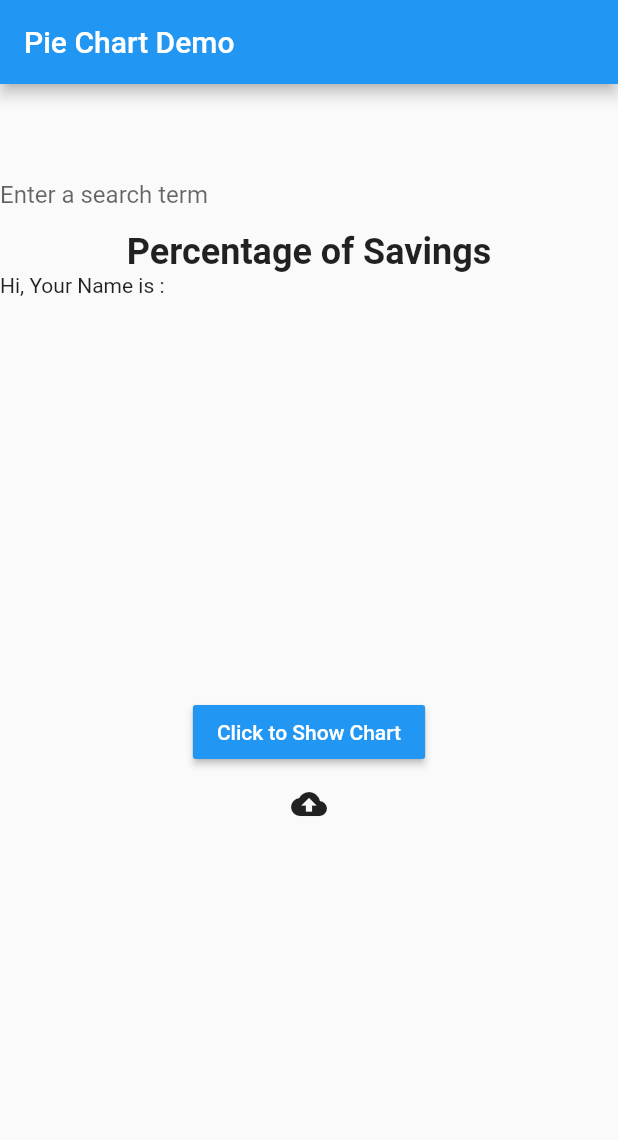
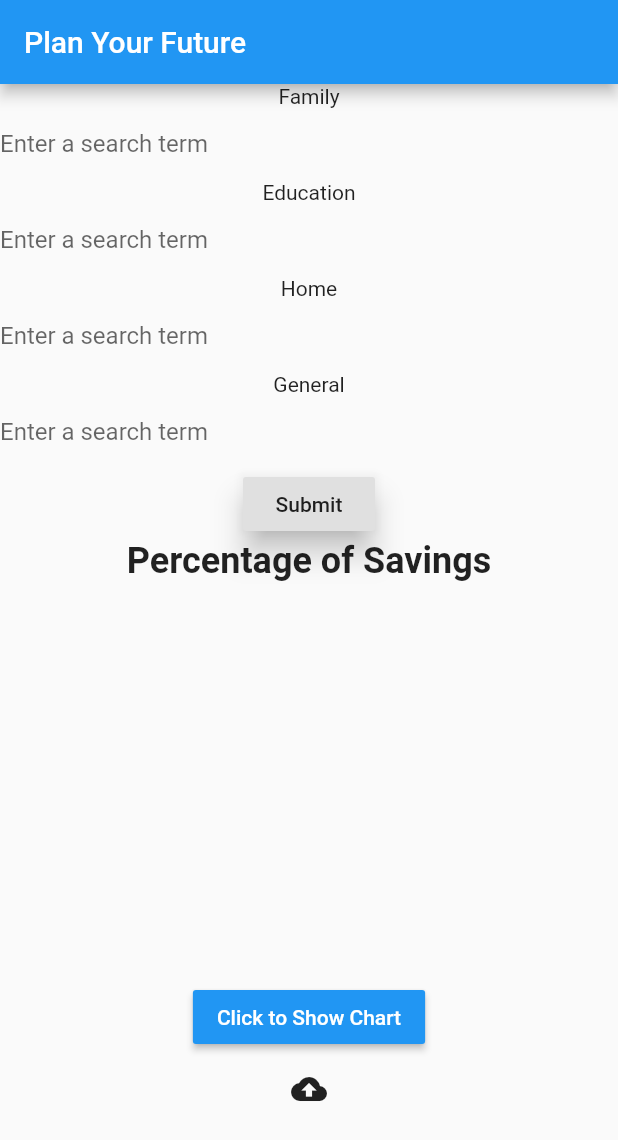
Before and after one commit to shreyachalla/sprout-dsc, a Flutter app: the MyHomePage screen opened directly, on a phone screen of 412 x 824 dp. Shown: the top 1140 px of the screen. Run offline on Flutter 3.47's test engine with Material 2 defaults, Android fonts, the phone set to English and light mode, and no system bars; our stand-ins replace pie_chart.

Commit message:
fixed navigation bar

```diff
--- a/sprout_project/lib/future.dart
+++ b/sprout_project/lib/future.dart
@@ -9,11 +9,11 @@ class FuturePage extends StatelessWidget {
   Widget build(BuildContext context) {
     return MaterialApp(
       debugShowCheckedModeBanner: false,
-      title: 'Pie Chart Demo',
+      title: 'Plan Your Future',
       theme: ThemeData(
         primarySwatch: Colors.blue,
       ),
-      home: MyHomePage(title: 'Pie Chart Demo'),
+      home: MyHomePage(title: 'Plan Your Future'),
     );
   }
 
@@ -32,15 +32,22 @@ class MyHomePage extends StatefulWidget {
 }
 
 class _MyHomePageState extends State<MyHomePage> {
-  final myController = TextEditingController();
+  final myController1 = TextEditingController();
+  final myController2 = TextEditingController();
+  final myController3 = TextEditingController();
+  final myController4 = TextEditingController();
   var saved = "";
 
   Map<String, double> data = new Map();
   bool _loadChart = false;
   @override
   void initState() {
-    data.addAll(
-        {'Family': 20000, 'Education': 69687, 'Home': 40609, 'General': 42544});
+    data.addAll({
+      'Family': 0,
+      'Education': 0.0,
+      'Home': 0,
+      'General': 0,
+    });
     super.initState();
   }
 
@@ -50,6 +57,32 @@ class _MyHomePageState extends State<MyHomePage> {
     Colors.amberAccent,
     Colors.redAccent
   ];
+  var title1;
+  var title2;
+  var title3;
+  var title4;
+  var text = "";
+  double changed;
+
+  void _setText() {
+    setState(() {
+      text = 'Family' +
+          title1 +
+          'Education' +
+          title2 +
+          'Home' +
+          title3 +
+          'General' +
+          title4;
+      changed = double.parse(title1);
+      data.addAll({
+        'Family': double.parse(title1),
+        'Education': double.parse(title2),
+        'Home': double.parse(title3),
+        'General': double.parse(title4)
+      });
+    });
+  }
 
   @override
   Widget build(BuildContext context) {
@@ -60,25 +93,48 @@ class _MyHomePageState extends State<MyHomePage> {
       body: Center(
         child: Column(
           children: <Widget>[
-            SizedBox(
+            /*SizedBox(
               height: 50,
-            ),
+            ),*/
+            Text("Family"),
             TextField(
-              controller: myController,
+              controller: myController1,
               decoration: InputDecoration(
                   border: InputBorder.none, hintText: 'Enter a search term'),
+              onChanged: (value1) => title1 = value1,
+            ),
+            Text("Education"),
+            TextField(
+              controller: myController2,
+              decoration: InputDecoration(
+                  border: InputBorder.none, hintText: 'Enter a search term'),
+              onChanged: (value) => title2 = value,
+            ),
+            Text("Home"),
+            TextField(
+              controller: myController3,
+              decoration: InputDecoration(
+                  border: InputBorder.none, hintText: 'Enter a search term'),
+              onChanged: (value) => title3 = value,
+            ),
+            Text("General"),
+            TextField(
+              controller: myController4,
+              decoration: InputDecoration(
+                  border: InputBorder.none, hintText: 'Enter a search term'),
+              onChanged: (value) => title4 = value,
+            ),
+            RaisedButton(
+              onPressed: _setText,
+              child: Text('Submit'),
+              elevation: 8,
             ),
             Text(
               'Percentage of Savings',
               textAlign: TextAlign.center,
               style: TextStyle(fontSize: 24, fontWeight: FontWeight.bold),
             ),
-            Row(
-              children: <Widget>[
-                Text("Hi, Your Name is :   " + myController.text),
-              ],
-            ),
-            Text(myController.text),
+            Text(text),
             SizedBox(
               height: 50,
             ),
```
